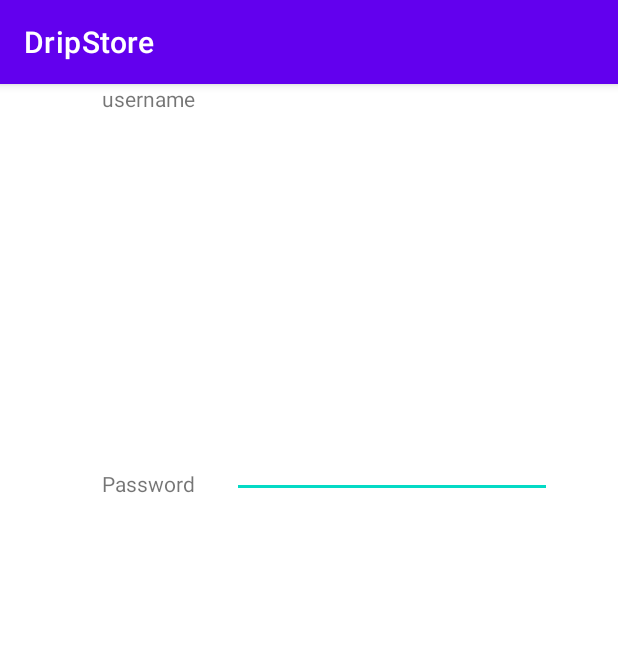
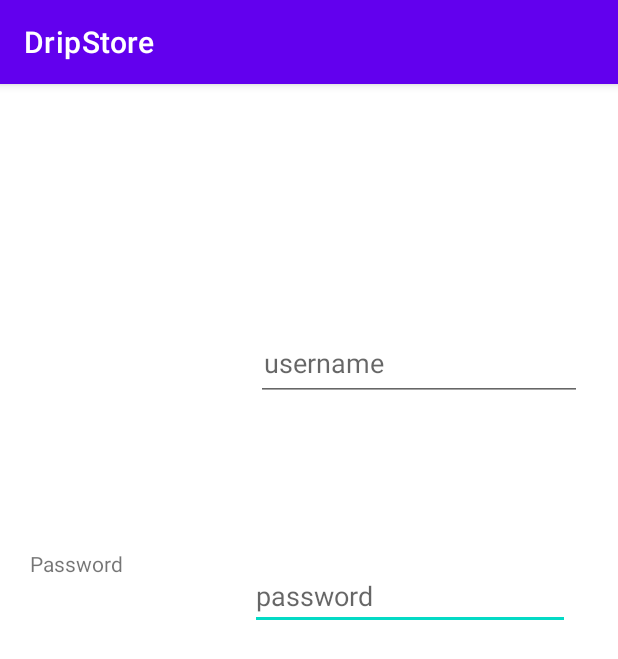
Before and after one commit to Diana-Kieru/Drip-Store, an Android app: the LoginPage screen opened directly, with no data from a screen before it, on a phone screen of 412 x 824 dp. Shown: the top 659 px of the screen. Run offline under Robolectric (Android 15) with nearby library versions, the phone set to English and light mode, and no system bars.

Commit message:
added hints

```diff
--- a/app/src/main/res/layout/activity_login_page.xml
+++ b/app/src/main/res/layout/activity_login_page.xml
@@ -8,32 +8,38 @@
 
     <TextView
         android:id="@+id/textView2"
-        android:layout_width="wrap_content"
-        android:layout_height="wrap_content"
-        android:layout_marginStart="68dp"
-        android:layout_marginBottom="492dp"
+        android:layout_width="124dp"
+        android:layout_height="62dp"
+        android:layout_marginStart="20dp"
+        android:layout_marginBottom="396dp"
         android:text="Password"
         app:layout_constraintBottom_toBottomOf="parent"
         app:layout_constraintStart_toStartOf="parent" />
-
-    <TextView
-        android:id="@+id/textView"
-        android:layout_width="wrap_content"
-        android:layout_height="wrap_content"
-        android:layout_marginStart="68dp"
-        android:text="username"
-        app:layout_constraintStart_toStartOf="parent"
-        tools:layout_editor_absoluteY="141dp" />
 
     <EditText
         android:id="@+id/editTextTextPassword2"
         android:layout_width="wrap_content"
         android:layout_height="wrap_content"
-        android:layout_marginEnd="44dp"
-        android:layout_marginBottom="492dp"
+        android:layout_marginEnd="32dp"
+        android:layout_marginBottom="404dp"
         android:ems="10"
+        android:hint="password"
         android:inputType="textPassword"
         app:layout_constraintBottom_toBottomOf="parent"
         app:layout_constraintEnd_toEndOf="parent" />
 
+    <EditText
+        android:id="@+id/locationEditText"
+        android:layout_width="217dp"
+        android:layout_height="51dp"
+
+        android:layout_centerHorizontal="true"
+        android:layout_marginTop="160dp"
+        android:layout_marginEnd="24dp"
+
+        android:hint="username"
+        android:padding="5dp"
+        app:layout_constraintEnd_toEndOf="parent"
+        app:layout_constraintTop_toTopOf="parent" />
+
 </androidx.constraintlayout.widget.ConstraintLayout>
```
